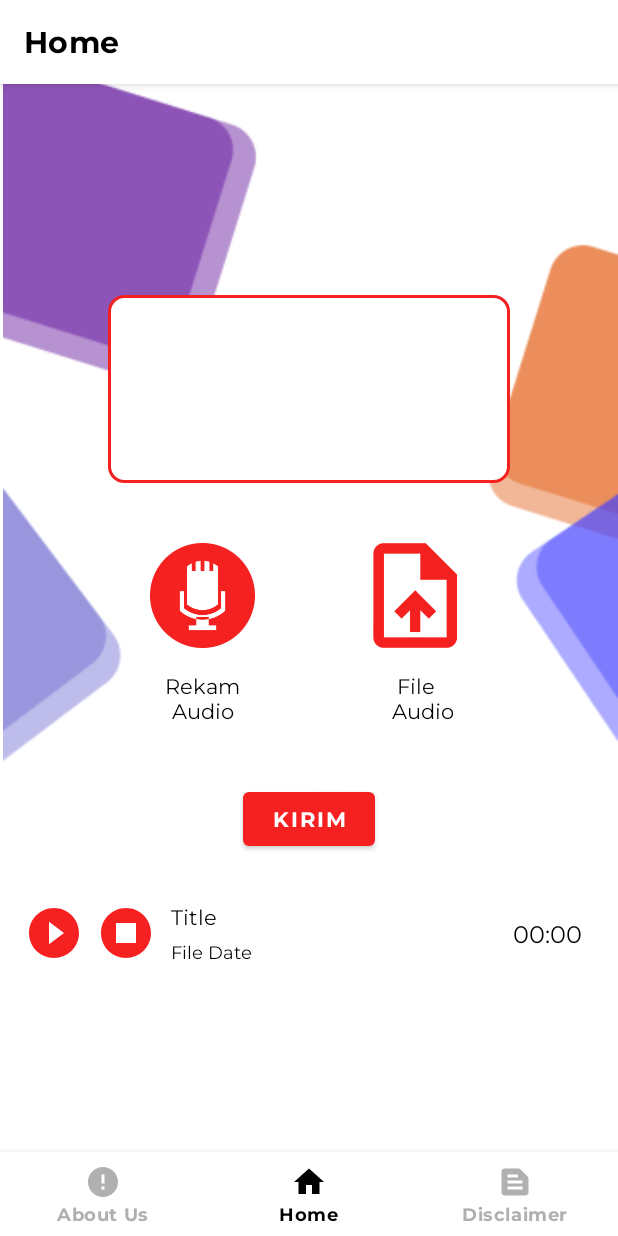
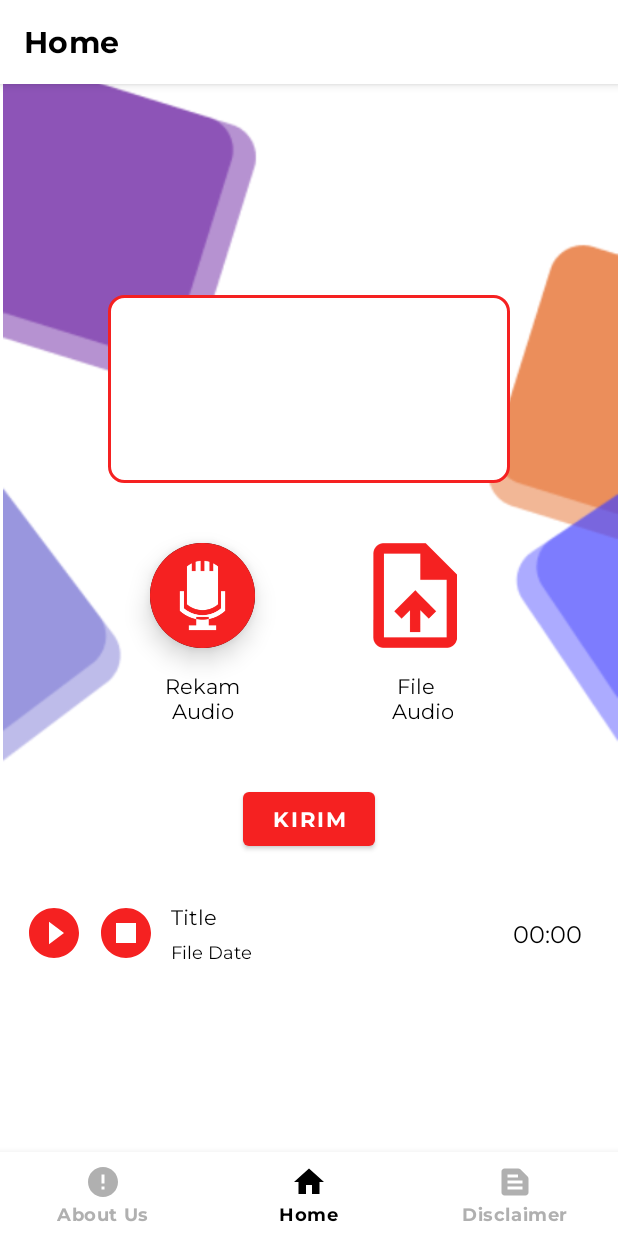
Before and after one commit to RashidMaulana/Anticede, an Android app: the HomeFragment screen opened directly, with no data from a screen before it, on a phone screen of 412 x 824 dp. Run offline under Robolectric (Android 15) with nearby library versions, the phone set to English and light mode, and no system bars; our stand-ins replace navigation-ui.

Commit message:
add shadow to button

```diff
--- /dev/null
+++ b/Mobile Development/app/src/main/res/drawable/round_background.xml
@@ -0,0 +1,5 @@
+<?xml version="1.0" encoding="utf-8"?>
+<shape xmlns:android="http://schemas.android.com/apk/res/android">
+    <solid android:color="@color/black" />
+    <corners android:radius="300dp" />
+</shape>
--- a/Mobile Development/app/src/main/res/layout/fragment_home.xml
+++ b/Mobile Development/app/src/main/res/layout/fragment_home.xml
@@ -25,9 +25,10 @@
         android:layout_height="70dp"
         android:layout_marginStart="100dp"
         android:layout_marginBottom="32dp"
-        android:background="@color/white"
+        android:background="@drawable/round_background"
         android:contentDescription="@string/record_button_description"
         android:scaleType="centerInside"
+        android:elevation="10dp"
         android:src="@drawable/recordbutton"
         app:layout_constraintBottom_toBottomOf="parent"
         app:layout_constraintStart_toStartOf="parent"
@@ -109,6 +110,7 @@
         android:layout_marginTop="32dp"
         android:contentDescription="@string/play_button"
         android:src="@drawable/ic_baseline_play_circle_filled_24"
+        android:elevation="10dp"
         app:layout_constraintStart_toStartOf="parent"
         app:layout_constraintTop_toBottomOf="@id/button" />
 
@@ -118,6 +120,7 @@
         android:layout_height="40dp"
         android:layout_marginStart="8dp"
         android:contentDescription="@string/play_button"
+        android:elevation="10dp"
         android:src="@drawable/ic_baseline_stop_circle_24"
         app:layout_constraintStart_toEndOf="@id/playBtn"
         app:layout_constraintTop_toTopOf="@id/playBtn" />
```
